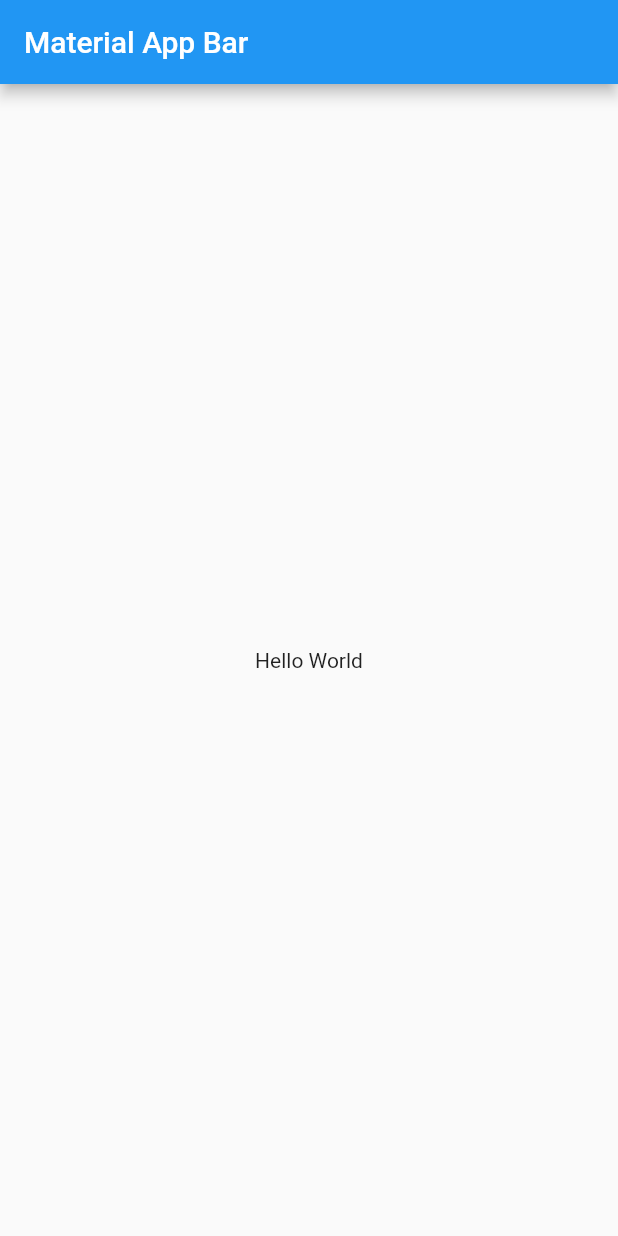
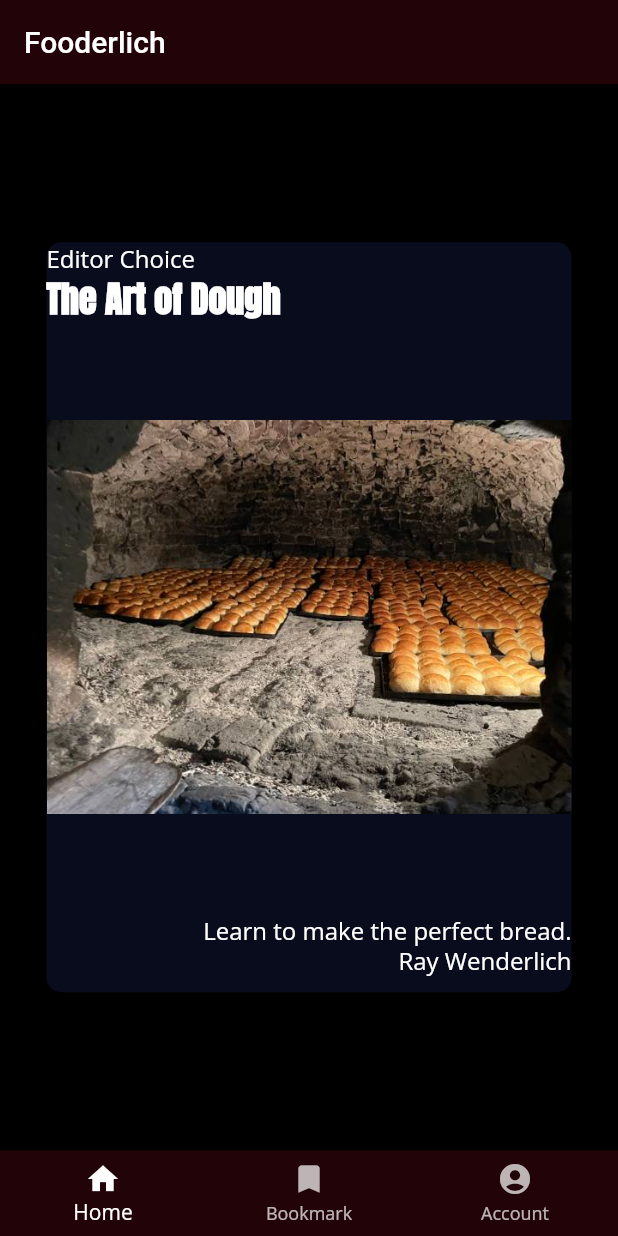
Before and after one commit to skaad102/app_book, a Flutter app: the screen it shows after launch, on a phone screen of 412 x 824 dp. Run offline on Flutter 3.47's test engine with Material 2 defaults, Android fonts, the phone set to English and light mode, and no system bars; our stand-ins replace google_fonts.

Commit message:
end chapter three

```diff
--- a/lib/main.dart
+++ b/lib/main.dart
@@ -1,22 +1,17 @@
+import 'package:app_book/src/ui/page/home.dart';
+import 'package:app_book/src/ui/theme/fooderlich_theme.dart';
 import 'package:flutter/material.dart';
 
 void main() => runApp(MyApp());
 
 class MyApp extends StatelessWidget {
+  final theme = FooderlichTheme.dark();
   @override
   Widget build(BuildContext context) {
     return MaterialApp(
-      title: 'Material App',
-      home: Scaffold(
-        appBar: AppBar(
-          title: Text('Material App Bar'),
-        ),
-        body: Center(
-          child: Container(
-            child: Text('Hello World'),
-          ),
-        ),
-      ),
+      title: 'Fooderlich',
+      home: const Home(),
+      theme: theme,
     );
   }
 }
--- /dev/null
+++ b/lib/src/ui/page/home.dart
@@ -0,0 +1,52 @@
+import 'package:app_book/src/ui/widget/card1.dart';
+import 'package:app_book/src/ui/widget/card2.dart';
+import 'package:app_book/src/ui/widget/card3.dart';
+import 'package:flutter/material.dart';
+
+class Home extends StatefulWidget {
+  const Home({Key? key}) : super(key: key);
+
+  @override
+  State<Home> createState() => _HomeState();
+}
+
+class _HomeState extends State<Home> {
+  int _selectedIndex = 0;
+  static List<Widget> page = const [Card1(), Card2(), Card3()];
+
+  void _onItemTapped(int index) {
+    setState(() {
+      _selectedIndex = index;
+    });
+  }
+
+  @override
+  Widget build(BuildContext context) {
+    return Scaffold(
+      appBar: AppBar(
+        title: const Text('Fooderlich'),
+      ),
+      body: Center(
+        child: page[_selectedIndex],
+      ),
+      bottomNavigationBar: BottomNavigationBar(
+        currentIndex: _selectedIndex,
+        onTap: _onItemTapped,
+        items: const [
+          BottomNavigationBarItem(
+            icon: Icon(Icons.home),
+            label: 'Home',
+          ),
+          BottomNavigationBarItem(
+            icon: Icon(Icons.bookmark),
+            label: 'Bookmark',
+          ),
+          BottomNavigationBarItem(
+            icon: Icon(Icons.account_circle),
+            label: 'Account',
+          ),
+        ],
+      ),
+    );
+  }
+}
--- /dev/null
+++ b/lib/src/ui/theme/fooderlich_theme.dart
@@ -0,0 +1,127 @@
+import 'package:flutter/material.dart';
+import 'package:google_fonts/google_fonts.dart';
+
+class FooderlichTheme {
+  static TextTheme lightTextTheme = TextTheme(
+    headline1: GoogleFonts.anton(
+      fontSize: 32,
+      fontWeight: FontWeight.w700,
+      color: Colors.black,
+    ),
+    headline2: GoogleFonts.anton(
+      fontSize: 24,
+      fontWeight: FontWeight.w700,
+      color: Colors.black,
+    ),
+    headline3: GoogleFonts.anton(
+      fontSize: 20,
+      fontWeight: FontWeight.w700,
+      color: Colors.black,
+    ),
+    bodyText1: GoogleFonts.openSans(
+      fontSize: 16,
+      fontWeight: FontWeight.w400,
+      color: Colors.black,
+    ),
+    bodyText2: GoogleFonts.openSans(
+      fontSize: 14,
+      fontWeight: FontWeight.w400,
+      color: Colors.black,
+    ),
+    button: GoogleFonts.openSans(
+      fontSize: 14,
+      fontWeight: FontWeight.w700,
+      color: Colors.black,
+    ),
+    caption: GoogleFonts.openSans(
+      fontSize: 12,
+      fontWeight: FontWeight.w400,
+      color: Colors.black,
+    ),
+    overline: GoogleFonts.openSans(
+      fontSize: 10,
+      fontWeight: FontWeight.w400,
+      color: Colors.black,
+    ),
+  );
+
+  static TextTheme darkTextTheme = TextTheme(
+    headline1: GoogleFonts.anton(
+      fontSize: 32,
+      fontWeight: FontWeight.w700,
+      color: Colors.white,
+    ),
+    headline2: GoogleFonts.anton(
+      fontSize: 24,
+      fontWeight: FontWeight.w700,
+      color: Colors.white,
+    ),
+    headline3: GoogleFonts.anton(
+      fontSize: 20,
+      fontWeight: FontWeight.w700,
+      color: Colors.white,
+    ),
+    headline4: GoogleFonts.anton(
+      fontSize: 16,
+      fontWeight: FontWeight.w700,
+      color: Colors.white,
+    ),
+    headline5: GoogleFonts.anton(
+      fontSize: 14,
+      fontWeight: FontWeight.w700,
+      color: Colors.white,
+    ),
+    bodyText1: GoogleFonts.openSans(
+      fontSize: 16,
+      fontWeight: FontWeight.w400,
+      color: Colors.white,
+    ),
+    bodyText2: GoogleFonts.openSans(
+      fontSize: 14,
+      fontWeight: FontWeight.w400,
+      color: Colors.white,
+    ),
+    button: GoogleFonts.openSans(
+      fontSize: 14,
+      fontWeight: FontWeight.w700,
+      color: Colors.white,
+    ),
+    caption: GoogleFonts.openSans(
+      fontSize: 12,
+      fontWeight: FontWeight.w400,
+      color: Colors.white,
+    ),
+  );
+  static ThemeData light() => ThemeData(
+        textTheme: lightTextTheme,
+        primaryColor: Colors.white,
+        scaffoldBackgroundColor: Colors.white,
+        cardColor: Colors.white,
+        textSelectionTheme: const TextSelectionThemeData(
+          cursorColor: Colors.black,
+          selectionColor: Colors.green,
+          selectionHandleColor: Colors.black,
+        ),
+      );
+
+  static ThemeData dark() => ThemeData(
+        textTheme: darkTextTheme,
+        primaryColor: Colors.grey[900],
+        scaffoldBackgroundColor: Colors.black,
+        cardColor: Colors.black,
+        textSelectionTheme: const TextSelectionThemeData(
+          cursorColor: Colors.white,
+          selectionColor: Color.fromARGB(255, 0, 79, 0),
+          selectionHandleColor: Colors.white,
+        ),
+        appBarTheme: const AppBarTheme(
+          backgroundColor: Color.fromARGB(255, 33, 3, 8),
+          elevation: 0,
+        ),
+        bottomNavigationBarTheme: const BottomNavigationBarThemeData(
+          backgroundColor: Color.fromARGB(255, 33, 3, 8),
+          selectedItemColor: Colors.white,
+          unselectedItemColor: Colors.white70,
+        ),
+      );
+}
--- /dev/null
+++ b/lib/src/ui/widget/card1.dart
@@ -0,0 +1,54 @@
+import 'package:flutter/material.dart';
+
+import '../theme/fooderlich_theme.dart';
+
+class Card1 extends StatelessWidget {
+  const Card1({Key? key}) : super(key: key);
+  final String category = 'Editor Choice';
+  final String notitle = 'The Art of Dough';
+  final String description = 'Learn to make the perfect bread.';
+  final String chef = 'Ray Wenderlich';
+
+  @override
+  Widget build(BuildContext context) {
+    return Container(
+      width: 350,
+      height: 500,
+      decoration: BoxDecoration(
+          color: const Color.fromARGB(31, 74, 96, 235),
+          borderRadius: BorderRadius.circular(10),
+          image: const DecorationImage(
+            image: AssetImage('assets/bread.jpg'),
+          )),
+      child: Stack(children: [
+        Text(
+          category,
+          style: FooderlichTheme.darkTextTheme.bodyText1,
+        ),
+        Positioned(
+          top: 20,
+          child: Text(
+            notitle,
+            style: FooderlichTheme.darkTextTheme.headline2,
+          ),
+        ),
+        Positioned(
+          bottom: 30,
+          right: 0,
+          child: Text(
+            description,
+            style: FooderlichTheme.darkTextTheme.bodyText1,
+          ),
+        ),
+        Positioned(
+          bottom: 10,
+          right: 0,
+          child: Text(
+            chef,
+            style: FooderlichTheme.darkTextTheme.bodyText1,
+          ),
+        ),
+      ]),
+    );
+  }
+}
--- a/pubspec.yaml
+++ b/pubspec.yaml
@@ -34,6 +34,8 @@ dependencies:
   # The following adds the Cupertino Icons font to your application.
   # Use with the CupertinoIcons class for iOS style icons.
   cupertino_icons: ^1.0.2
+  google_fonts: ^3.0.1
+
 
 dev_dependencies:
   flutter_test:
@@ -58,8 +60,8 @@ flutter:
   uses-material-design: true
 
   # To add assets to your application, add an assets section, like this:
-  # assets:
-  #   - images/a_dot_burr.jpeg
+  assets:
+    - assets/
   #   - images/a_dot_ham.jpeg
 
   # An image asset can refer to one or more resolution-specific "variants", see
```
Also changed, not shown: lib/src/ui/widget/author_card.dart (added, +75 -0 lines), lib/src/ui/widget/card2.dart (added, +42 -0 lines), lib/src/ui/widget/card3.dart (added, +89 -0 lines), assets/bread.jpg (added), lib/src/ui/widget/circle_person.dart (added), pubspec.lock.
